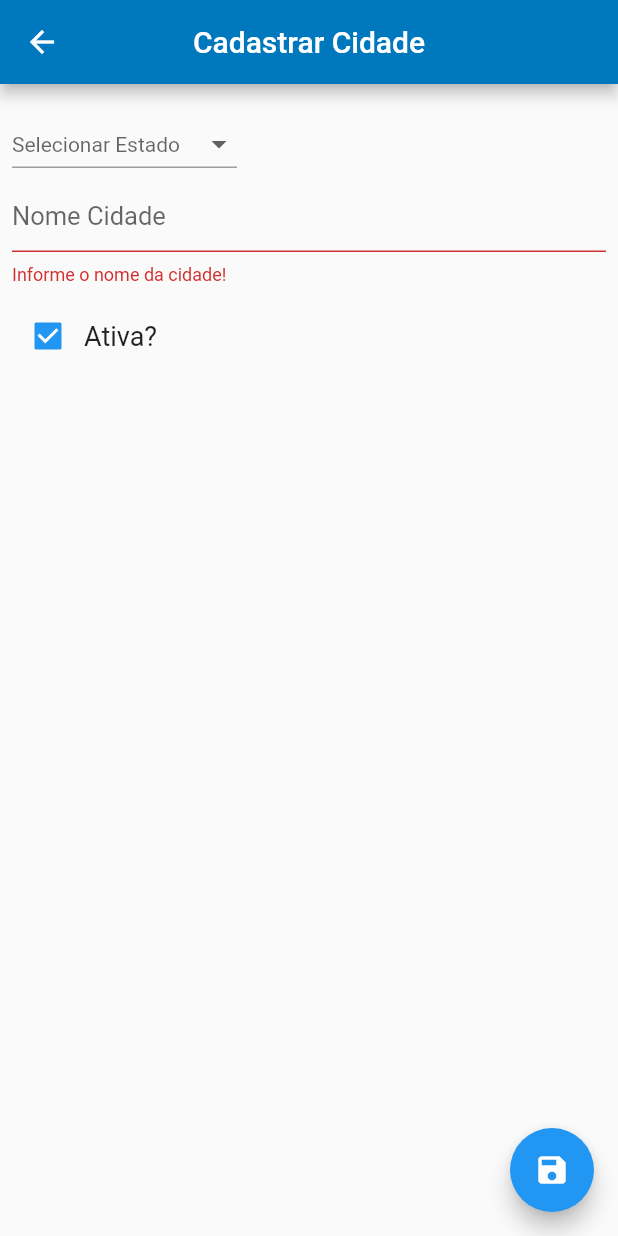
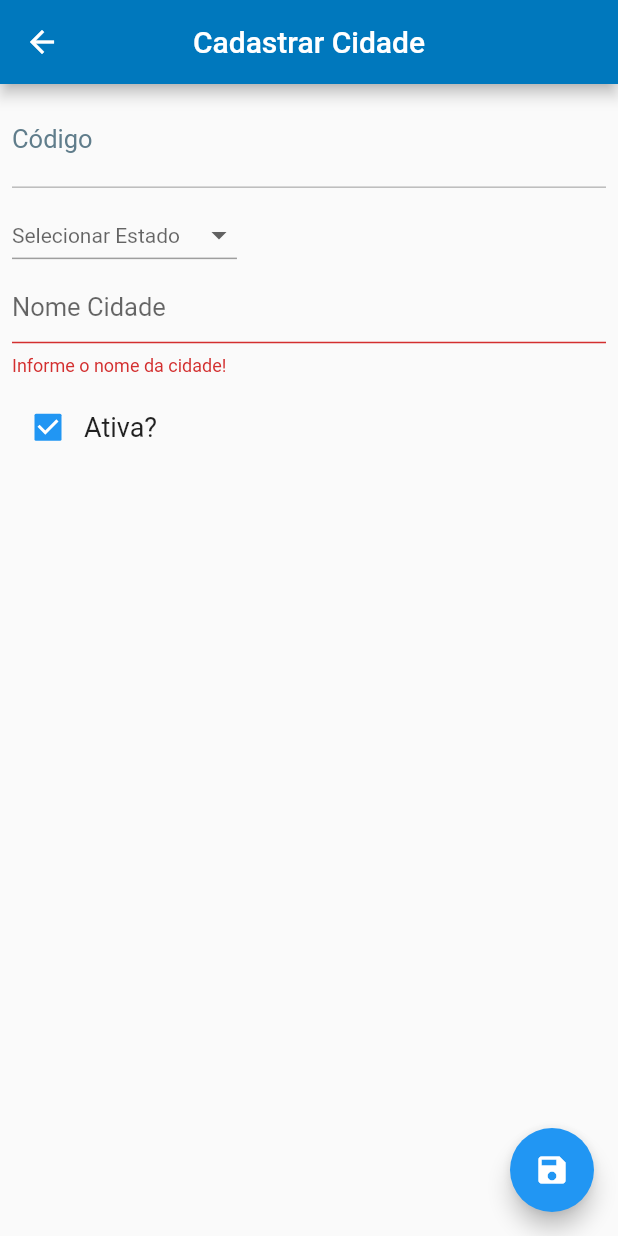
Before and after one commit to kmheckmann/TCC, a Flutter app: the TelaCRUDCidade screen opened directly, after a tap on the "save" icon, on a phone screen of 412 x 824 dp. Run offline on Flutter 3.47's test engine with Material 2 defaults, Android fonts, the phone set to English and light mode, and no system bars; our stand-ins replace cloud_firestore, firebase_auth, firebase_core, pdf; missing offline and left inert: cpfcnpj, flutter_full_pdf_viewer, share_extend; accounts and stored records are empty.

Commit message:
novos ajustes cidades

```diff
--- /dev/null
+++ b/lib/acessorios/Campos.dart
@@ -0,0 +1,26 @@
+import 'package:flutter/material.dart';
+import 'package:flutter/services.dart';
+import 'package:tcc_3/acessorios/Cores.dart';
+
+class Campos {
+  String texto;
+
+  Campos();
+
+  Cores cores = Cores();
+
+  Widget campoTextoDesabilitado(
+      TextEditingController controller, String titulo, bool habilitado) {
+    return TextFormField(
+      controller: controller,
+      decoration: InputDecoration(
+          hintText: titulo,
+          labelText: titulo,
+          labelStyle: TextStyle(
+              color: cores.corTextoCampoDesabilitado(habilitado),
+              fontWeight: FontWeight.w400)),
+      style: TextStyle(color: cores.corCampo(habilitado), fontSize: 17.0),
+      enabled: habilitado,
+    );
+  }
+}
--- a/lib/acessorios/Cores.dart
+++ b/lib/acessorios/Cores.dart
@@ -26,4 +26,12 @@ class Cores {
       return Color.fromARGB(255, 160, 160, 160);
     }
   }
+
+  Color corTextoCampoDesabilitado(bool situacao){
+    if (situacao == true) {
+      return Colors.black;
+    } else {
+      return Colors.blueGrey;
+    }
+  }
 }
--- /dev/null
+++ b/lib/acessorios/Mensagens.dart
@@ -0,0 +1,14 @@
+import 'package:flutter/material.dart';
+
+class Mensagens {
+  Mensagens();
+
+  void exibirBarraMensagem(
+      String texto, Color cor, GlobalKey<ScaffoldState> scaffold) {
+    scaffold.currentState.showSnackBar(SnackBar(
+      content: Text(texto),
+      backgroundColor: cor,
+      duration: Duration(seconds: 5),
+    ));
+  }
+}
--- a/lib/controller/EmpresaController.dart
+++ b/lib/controller/EmpresaController.dart
@@ -79,10 +79,10 @@ class EmpresaController {
     QuerySnapshot obterDadosCidade = await refCidade.get();
 
     obterCidadeDaEmpresa.docs.forEach((document) {
-      c.id = document.data()["id"];
+      c.setID = document.data()["id"];
 
       obterDadosCidade.docs.forEach((document1) {
-        if (c.id == document1.id) {
+        if (c.getID == document1.id) {
           c = Cidade.buscarFirebase(document1);
         }
       });
--- a/lib/model/Cidade.dart
+++ b/lib/model/Cidade.dart
@@ -2,22 +2,55 @@ import 'package:cloud_firestore/cloud_firestore.dart';
 
 class Cidade {
   //ID do documento no firebase
-  String id;
+  String _id;
 
-  String nome;
-  String estado;
-  bool ativa;
+  String _nome;
+  String _estado;
+  bool _ativa;
 
   Cidade();
+
+  bool get getAtiva {
+    return _ativa;
+  }
+
+  set setAtiva(bool a) {
+    _ativa = a;
+  }
+
+  String get getID {
+    return _id;
+  }
+
+  set setID(String id) {
+    _id = id;
+  }
+
+  String get getNome {
+    return _nome;
+  }
+
+  set setNome(String nome) {
+    _nome = nome;
+  }
+
+  String get getEstado {
+    return _estado;
+  }
+
+  set setEstado(String e) {
+    _estado = e;
+  }
+
 
 //Snapshot é como se fosse uma foto da coleção existente no banco
 //Esse construtor usa o snapshot para obter o ID do documento e demais informações
 //Isso é usado quando há um componente do tipo builder que vai consultar alguma colletion
 //E para cada item nessa colletion terá um snapshot e será possível atribuir isso a um objeto
   Cidade.buscarFirebase(DocumentSnapshot snapshot) {
-    id = snapshot.id;
-    nome = snapshot.data()["nome"];
-    estado = snapshot.data()["estado"];
-    ativa = snapshot.data()["ativa"];
+    setID = snapshot.id;
+    setNome = snapshot.data()["nome"];
+    setEstado = snapshot.data()["estado"];
+    setAtiva = snapshot.data()["ativa"];
   }
 }
--- a/lib/screens/TelaCRUDCidade.dart
+++ b/lib/screens/TelaCRUDCidade.dart
@@ -1,5 +1,8 @@
 import 'package:cloud_firestore/cloud_firestore.dart';
 import 'package:flutter/material.dart';
+import 'package:tcc_3/acessorios/Campos.dart';
+import 'package:tcc_3/acessorios/Cores.dart';
+import 'package:tcc_3/acessorios/Mensagens.dart';
 import 'package:tcc_3/controller/CidadeController.dart';
 import 'package:tcc_3/controller/ObterProxIDController.dart';
 import 'package:tcc_3/model/Cidade.dart';
@@ -16,19 +19,25 @@ class TelaCRUDCidade extends StatefulWidget {
 
 class _TelaCRUDCidadeState extends State<TelaCRUDCidade> {
   final DocumentSnapshot snapshot;
+  _TelaCRUDCidadeState(this.cidade, this.snapshot);
+
   ObterProxIDController obterProxID = ObterProxIDController();
-  //controlador de texto do campo nome para ser possível pegar o que foi digitado
+  CidadeController _controllerCidade = CidadeController();
+  Cores cores = Cores();
+  Campos campos = Campos();
+  Mensagens msg = Mensagens();
+
+  //Usado para inserir texto no campo ou obter
   final _controllerNome = TextEditingController();
+  final _controllerID = TextEditingController();
   final _validadorCampos = GlobalKey<FormState>();
   final _scaffold = GlobalKey<ScaffoldState>();
-  bool _existeCadastro;
-  String _dropdownValue;
 
   Cidade cidade;
-  CidadeController _controllerCidade = CidadeController();
   bool _novocadastro;
+  bool _existeCadastro;
   String _nomeTela;
-  _TelaCRUDCidadeState(this.cidade, this.snapshot);
+  String _dropdownValue;
 
   @override
   void initState() {
@@ -36,13 +45,14 @@ class _TelaCRUDCidadeState extends State<TelaCRUDCidade> {
     _existeCadastro = false;
     if (cidade != null) {
       _nomeTela = "Editar Cidade";
-      _controllerNome.text = cidade.nome;
-      _dropdownValue = cidade.estado;
+      _controllerNome.text = cidade.getNome;
+      _controllerID.text = cidade.getID;
+      _dropdownValue = cidade.getEstado;
       _novocadastro = false;
     } else {
       _nomeTela = "Cadastrar Cidade";
       cidade = Cidade();
-      cidade.ativa = true;
+      cidade.setAtiva = true;
       _novocadastro = true;
     }
   }
@@ -60,11 +70,28 @@ class _TelaCRUDCidadeState extends State<TelaCRUDCidade> {
         floatingActionButton: FloatingActionButton(
             child: Icon(Icons.save),
             backgroundColor: Colors.blue,
-            onPressed: () async {
+            onPressed: () {
+              _codigoBotaoSalvar();
+            }),
+        body: Form(
+            key: _validadorCampos,
+            child: ListView(
+              padding: EdgeInsets.all(8.0),
+              //ListView para adicionar scroll quando abrir o teclado em vez de ocultar os campos
+              children: <Widget>[
+                campos.campoTextoDesabilitado(_controllerID, "Código", false),
+                _criarDropDownEstado(),
+                _criarCampoNome(),
+                _criarCampoCheckBox()
+              ],
+            )));
+  }
+
+  void _codigoBotaoSalvar() async {
+    //Se os campos possuirem valores informados
+    //verifica se a já existe uma cidade com as mesma informações
     if (_dropdownValue != null && _controllerNome.text.isNotEmpty) {
-                //verifica se a já existe uma cidade com as mesma informações
-                await _controllerCidade.verificarExistenciaCidade(
-                    cidade, _novocadastro);
+      await _controllerCidade.verificarExistenciaCidade(cidade, _novocadastro);
       _existeCadastro = _controllerCidade.existeCadastro;
     }
 
@@ -73,48 +100,38 @@ class _TelaCRUDCidadeState extends State<TelaCRUDCidade> {
       if (_dropdownValue != null) {
         //Se o estado nao for informado, não será permitido salvar o cadastro
         //Caso exista uma cidade com mesmo nome o cadastro não é realizado e é apresentada a mensagem
-                  if (_existeCadastro) {
-                    _scaffold.currentState.showSnackBar(SnackBar(
-                      content: Text("Essa cidade já está cadastrada!"),
-                      backgroundColor: Colors.red,
-                      duration: Duration(seconds: 5),
-                    ));
-                  } else {
+        if (!_existeCadastro) {
           //Se estiver tudo certo converte para mapa para salvar no banco
           Map<String, dynamic> mapa =
               _controllerCidade.converterParaMapa(cidade);
+
           if (_novocadastro) {
             await obterProxID.obterProxID("cidades");
-                      cidade.id = obterProxID.proxID;
-                      _controllerCidade.persistirCidade(mapa, cidade.id);
+            cidade.setID = obterProxID.proxID;
+            _controllerCidade.persistirCidade(mapa, cidade.getID);
           } else {
-                      _controllerCidade.persistirCidade(mapa, cidade.id);
+            _controllerCidade.persistirCidade(mapa, cidade.getID);
           }
           //retorna para a listagem das cidades
           Navigator.of(context).pop();
+        } else {
+          msg.exibirBarraMensagem(
+              "Essa cidade já está cadastrada!", Colors.red, _scaffold);
         }
       } else {
         if (_dropdownValue == null) {
-                    _scaffold.currentState.showSnackBar(SnackBar(
-                      content: Text("É necessário selecionar um Estado!"),
-                      backgroundColor: Colors.red,
-                      duration: Duration(seconds: 5),
-                    ));
+          msg.exibirBarraMensagem(
+              "É necessário selecionar um Estado!", Colors.red, _scaffold);
         }
       }
     }
-            }),
-        body: Form(
-            key: _validadorCampos,
-            child: ListView(
-              padding: EdgeInsets.all(8.0),
-              //ListView para adicionar scroll quando abrir o teclado em vez de ocultar os campos
-              children: <Widget>[
-                _criarDropDownEstado(),
-                TextFormField(
+  }
+
+  Widget _criarCampoNome() {
+    return TextFormField(
       controller: _controllerNome,
       decoration: InputDecoration(hintText: "Nome Cidade"),
-                  style: TextStyle(color: Colors.black, fontSize: 17.0),
+      style: TextStyle(color: cores.corCampo(true), fontSize: 17.0),
       keyboardType: TextInputType.text,
       //Onde é realizada a validação do form
       validator: (text) {
@@ -123,12 +140,9 @@ class _TelaCRUDCidadeState extends State<TelaCRUDCidade> {
         if (text.isEmpty) return "Informe o nome da cidade!";
       },
       onChanged: (texto) {
-                    cidade.nome = texto.toUpperCase();
+        cidade.setNome = texto.toUpperCase();
       },
-                ),
-                _criarCampoCheckBox()
-              ],
-            )));
+    );
   }
 
   Widget _criarCampoCheckBox() {
@@ -137,13 +151,13 @@ class _TelaCRUDCidadeState extends State<TelaCRUDCidade> {
       child: Row(
         children: <Widget>[
           Checkbox(
-            value: cidade.ativa == true,
+            value: cidade.getAtiva == true,
             onChanged: (bool novoValor) {
               setState(() {
                 if (novoValor) {
-                  cidade.ativa = true;
+                  cidade.setAtiva = true;
                 } else {
-                  cidade.ativa = false;
+                  cidade.setAtiva = false;
                 }
               });
             },
@@ -172,9 +186,9 @@ class _TelaCRUDCidadeState extends State<TelaCRUDCidade> {
             hint: Text("Selecionar Estado"),
             onChanged: (String newValue) {
               setState(() {
-                cidade.estado = null;
+                cidade.setEstado = null;
                 _dropdownValue = newValue;
-                cidade.estado = _dropdownValue;
+                cidade.setEstado = _dropdownValue;
               });
             },
             items: <String>[
--- a/lib/screens/TelaCRUDEmpresa.dart
+++ b/lib/screens/TelaCRUDEmpresa.dart
@@ -64,7 +64,7 @@ class _TelaCRUDEmpresaState extends State<TelaCRUDEmpresa> {
       _controllerNumero.text = empresa.numero.toString();
       _controllerTelefone.text = empresa.telefone;
       _controllerEmail.text = empresa.email;
-      _dropdownValue = (empresa.cidade.nome + ' - ' + empresa.cidade.estado);
+      _dropdownValue = (empresa.cidade.getNome+ ' - ' + empresa.cidade.getEstado);
       _novocadastro = false;
     } else {
       _nomeTela = "Cadastrar Empresa";
@@ -105,7 +105,7 @@ class _TelaCRUDEmpresaState extends State<TelaCRUDEmpresa> {
 
                   //Transforma as informações da empresa e da cidade para mapa para salvar no firebase
                   Map<String, dynamic> mapaCidade = Map();
-                  mapaCidade["id"] = empresa.cidade.id;
+                  mapaCidade["id"] = empresa.cidade.getID;
                   Map<String, dynamic> mapa =
                       _controllerEmpresa.converterParaMapa(empresa);
 
```
Also changed, not shown: lib/controller/CidadeController.dart (+10 -10 lines), lib/screens/TelaCidades.dart (+6 -6 lines). Lines whose indentation alone changed are shown as unchanged.
